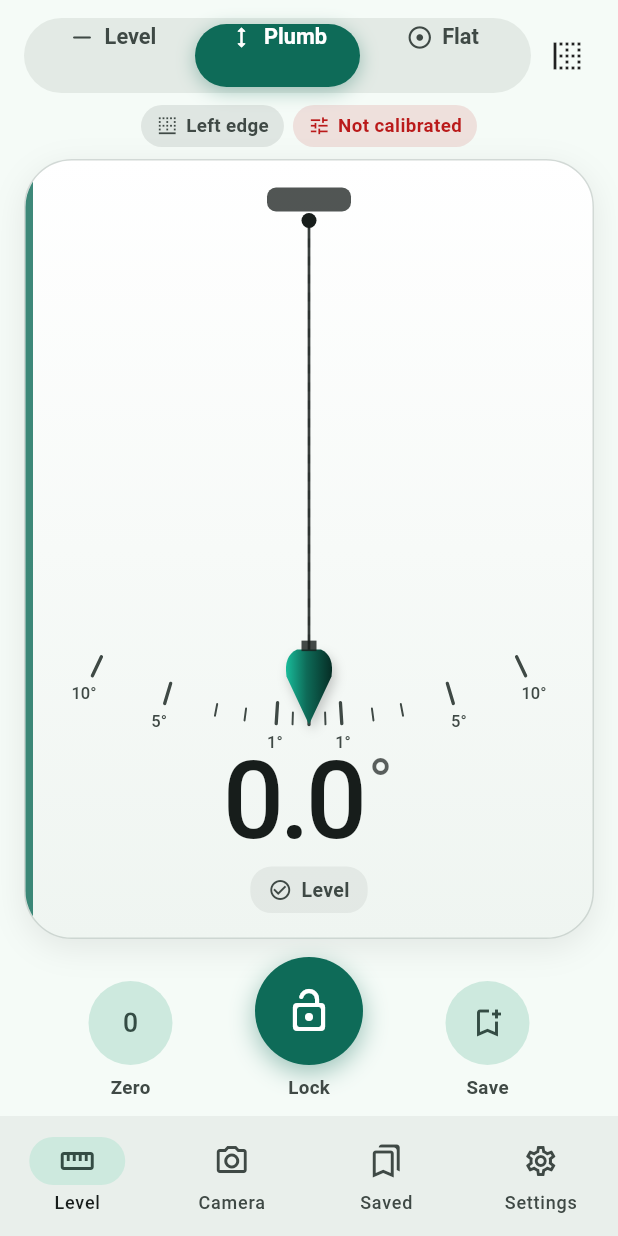
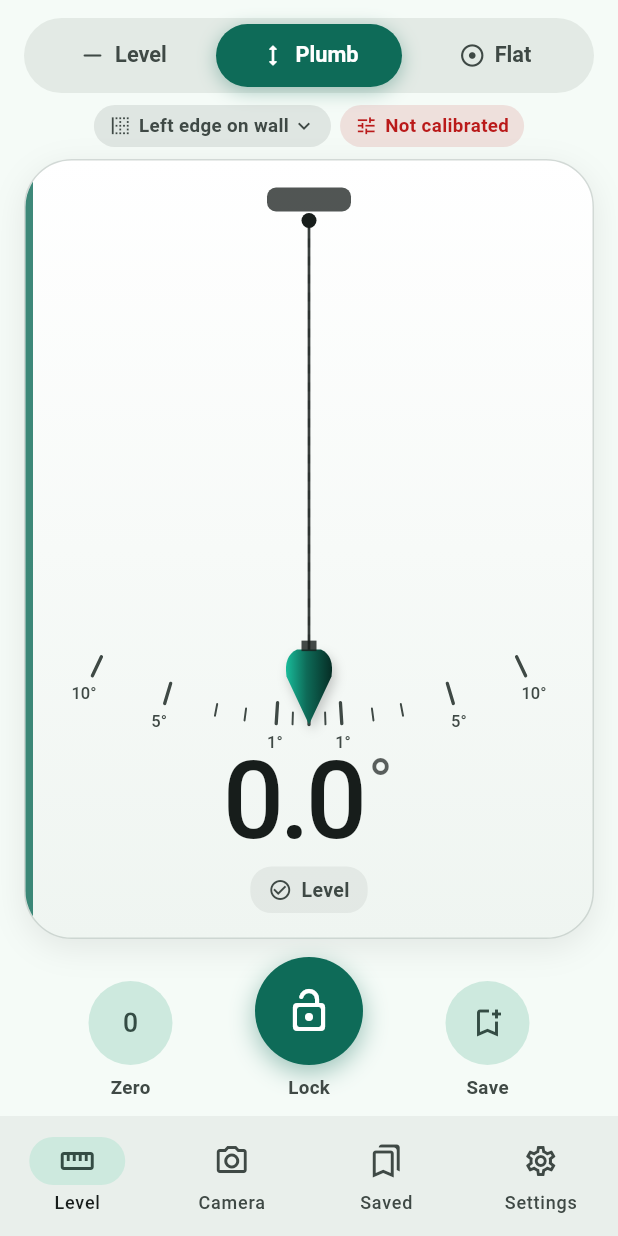
Before and after one commit to razvannicu15/Nivela, a Flutter app: the screen it shows after launch, after a tap on "Plumb", on a phone screen of 412 x 824 dp. Run offline on Flutter 3.47's test engine with Material 3 defaults, Android fonts, the phone set to English and light mode, and no system bars; our stand-ins replace camera.

Commit message:
Much calmer readings and a cleaner level screen
- Use Android's gravity sensor (accelerometer fused with the gyroscope)
  when available: it ignores hand shake. Median filter against spikes,
  longer adaptive time constant, slower on-screen easing.
- Level screen: readout on top, round horizon dial, vial at the bottom;
  side-by-side layout when the phone is on its long edge.
- Tabs text centred; edge choice moved into a status pill.
- Softer, brighter air bubble in the vial.

Co-Authored-By: Claude Opus 5.5 <noreply@anthropic.com>
Claude-Session: https://claude.ai/code/session_01PSH8SsYx9vLsPuXhkJxfXr

```diff
--- a/lib/services/sensor.dart
+++ b/lib/services/sensor.dart
@@ -65,6 +65,19 @@ class Sensor extends ChangeNotifier {
     return s * (1 / _window.length);
   }
 
+  Vec3 _median(int n) {
+    final l = _window.toList();
+    final from = math.max(0, l.length - n);
+    final xs = <double>[], ys = <double>[], zs = <double>[];
+    for (var i = from; i < l.length; i++) {
+      xs.add(l[i].x);
+      ys.add(l[i].y);
+      zs.add(l[i].z);
+    }
+    double med(List<double> v) => (v..sort())[v.length ~/ 2];
+    return Vec3(med(xs), med(ys), med(zs));
+  }
+
   final _rawListeners = <void Function(Vec3)>[];
   void addRawListener(void Function(Vec3) f) => _rawListeners.add(f);
   void removeRawListener(void Function(Vec3) f) => _rawListeners.remove(f);
@@ -97,16 +110,18 @@ class Sensor extends ChangeNotifier {
       value = raw;
       hasData = true;
     } else {
-      // Adaptive low-pass: hand tremor and sensor noise (small differences)
-      // are filtered hard, a real move (large difference) is followed quickly.
-      // smoothing 0 → lively, 1 → very calm.
+      // 1) Median of the last samples removes spikes.
+      // 2) Adaptive low-pass: small differences (tremor, noise) get a long time
+      //    constant, a real move (large difference) a short one.
+      final m = _median(7);
       final k = store.smoothing.clamp(0.0, 1.0);
-      final slow = 0.10 - 0.088 * k; // ≈ 0.2 s … 1.6 s at 50 Hz
-      final fast = 0.40 - 0.25 * k;
-      final d = (raw - value).length;
-      final t = ((d - 0.25) / 1.0).clamp(0.0, 1.0);
-      final alpha = slow + (fast - slow) * t * t;
-      value = value + (raw - value) * alpha;
+      final slowTau = 0.30 + 1.10 * k; // s; default ≈ 0.9 s
+      final fastTau = 0.08 + 0.17 * k;
+      final d = (m - value).length;
+      final t = ((d - 0.5) / 2.0).clamp(0.0, 1.0);
+      final tau = slowTau + (fastTau - slowTau) * t * t;
+      final alpha = 1 - math.exp(-0.02 / tau);
+      value = value + (m - value) * alpha;
     }
     for (final f in List.of(_rawListeners)) {
       f(raw);
--- a/lib/ui/instrument.dart
+++ b/lib/ui/instrument.dart
@@ -10,7 +10,7 @@ import 'widgets.dart';
 /// Eases a list of values towards their targets every frame (liquid feel),
 /// independent of how often the sensor reports.
 class Smoothed extends StatefulWidget {
-  const Smoothed({super.key, required this.values, required this.builder, this.tau = 0.14});
+  const Smoothed({super.key, required this.values, required this.builder, this.tau = 0.22});
   final List<double> values;
   final double tau;
   final Widget Function(BuildContext context, List<double> values) builder;
@@ -131,7 +131,8 @@ class ModeTabs<T> extends StatelessWidget {
             ),
           ),
         ),
-        Row(children: [
+        Positioned.fill(
+          child: Row(crossAxisAlignment: CrossAxisAlignment.stretch, children: [
           for (var k = 0; k < n; k++)
             Expanded(
               child: InkWell(
@@ -153,7 +154,8 @@ class ModeTabs<T> extends StatelessWidget {
                 ),
               ),
             ),
-        ]),
+          ]),
+        ),
       ]),
     );
   }
--- a/lib/ui/level_page.dart
+++ b/lib/ui/level_page.dart
@@ -53,7 +53,7 @@ class _LevelPageState extends State<LevelPage> {
           final level = meter.isLevel(r) && Sensor.instance.hasData;
           return Column(children: [
             Padding(
-              padding: const EdgeInsets.fromLTRB(16, 12, 10, 0),
+              padding: const EdgeInsets.fromLTRB(16, 12, 16, 0),
               child: Row(children: [
                 Expanded(
                   child: ModeTabs<Mode>(
@@ -66,7 +66,6 @@ class _LevelPageState extends State<LevelPage> {
                     onChanged: _setMode,
                   ),
                 ),
-                SizedBox(width: 48, child: meter.mode == Mode.flat ? null : _EdgeMenu(meter: meter)),
               ]),
             ),
             _StatusRow(meter: meter, reading: r),
@@ -128,15 +127,15 @@ class _LevelPageState extends State<LevelPage> {
 }
 
 class _EdgeMenu extends StatelessWidget {
-  const _EdgeMenu({required this.meter});
+  const _EdgeMenu({required this.meter, required this.reading});
   final Meter meter;
+  final Reading reading;
 
   @override
   Widget build(BuildContext context) {
     if (meter.mode == Mode.plumb) {
       return PopupMenuButton<bool>(
         tooltip: tr('Muchia pe perete', 'Edge on the wall'),
-        icon: Icon(store.plumbOnLeft ? Icons.border_left : Icons.border_right),
         initialValue: store.plumbOnLeft,
         onSelected: (v) {
           store.plumbOnLeft = v;
@@ -146,11 +145,12 @@ class _EdgeMenu extends StatelessWidget {
           PopupMenuItem(value: true, child: Text(tr('Muchia stângă pe perete', 'Left edge on the wall'))),
           PopupMenuItem(value: false, child: Text(tr('Muchia dreaptă pe perete', 'Right edge on the wall'))),
         ],
+        child: Pill(store.plumbOnLeft ? tr('Muchia stângă pe perete', 'Left edge on wall') : tr('Muchia dreaptă pe perete', 'Right edge on wall'),
+            icon: store.plumbOnLeft ? Icons.border_left : Icons.border_right, trailing: Icons.expand_more),
       );
     }
     return PopupMenuButton<Edge?>(
       tooltip: tr('Muchia de referință', 'Reference edge'),
-      icon: Icon(store.autoEdge ? Icons.screen_rotation_alt : Icons.border_bottom),
       onSelected: (e) {
         store.autoEdge = e == null;
         if (e != null) store.levelEdge = e;
@@ -162,6 +162,8 @@ class _EdgeMenu extends StatelessWidget {
           CheckedPopupMenuItem(
               value: e, checked: !store.autoEdge && store.levelEdge == e, child: Text(tr('Muchia: ${e.label}', 'Edge: ${e.label}'))),
       ],
+      child: Pill(store.autoEdge ? '${reading.face.label} · ${tr('auto', 'auto')}' : reading.face.label,
+          icon: store.autoEdge ? Icons.screen_rotation_alt : Icons.border_bottom, trailing: Icons.expand_more),
     );
   }
 }
@@ -176,7 +178,7 @@ class _StatusRow extends StatelessWidget {
     final cs = Theme.of(context).colorScheme;
     final face = reading.face;
     final pills = <Widget>[
-      Pill(face.label, icon: face.isFlat ? Icons.smartphone : Icons.border_bottom),
+      if (meter.mode == Mode.flat) Pill(face.label, icon: Icons.smartphone) else _EdgeMenu(meter: meter, reading: reading),
       if (!store.profile.has(face))
         Pill(tr('Necalibrat', 'Not calibrated'), icon: Icons.tune, color: cs.error, onTap: () {
           Navigator.of(context).push(MaterialPageRoute(builder: (_) => CalibrationPage(start: face)));
@@ -225,27 +227,50 @@ class _LevelView extends StatelessWidget {
     final target = ok ? reading.angle : 0.0;
     final shown = meter.stable('level', target);
     final (dirText, dirIcon) = _direction(shown, Mode.level);
+    final accent = level ? alertColor() : cs.primary;
     return LayoutBuilder(builder: (context, box) {
-      final size = box.biggest;
-      final c = LevelPainter.center(size), rad = LevelPainter.radius(size);
-      return Stack(fit: StackFit.expand, children: [
-        Smoothed(
+      final wide = box.maxWidth > box.maxHeight * 1.1;
+      final readout = Column(mainAxisSize: MainAxisSize.min, children: [
+        Readout(shown, level: level, dash: !ok, size: wide ? 68 : 76),
+        const SizedBox(height: 10),
+        Caption(ok ? dirText : tr('Pune telefonul pe o muchie', 'Stand the phone on an edge'),
+            icon: ok ? (meter.locked ? Icons.lock : dirIcon) : Icons.smartphone),
+      ]);
+      final dial = AspectRatio(
+        aspectRatio: 1,
+        child: Smoothed(
           values: [target],
-          builder: (context, v) => CustomPaint(
-              painter: LevelPainter(angle: v[0], level: level, cs: cs, alert: alertColor(), tolerance: store.tolerance)),
+          builder: (context, v) => CustomPaint(painter: AttitudePainter(angle: v[0], level: level, cs: cs, alert: alertColor())),
         ),
-        Positioned(
-          left: 0,
-          right: 0,
-          top: c.dy - rad * 0.80,
-          child: Column(mainAxisSize: MainAxisSize.min, children: [
-            Readout(shown, level: level, dash: !ok, size: rad < 140 ? 64 : 80),
-            const SizedBox(height: 10),
-            Caption(ok ? dirText : tr('Pune telefonul pe o muchie', 'Stand the phone on an edge'),
-                icon: ok ? (meter.locked ? Icons.lock : dirIcon) : Icons.smartphone),
-          ]),
+      );
+      final vial = SizedBox(
+        height: 60,
+        width: double.infinity,
+        child: Smoothed(
+          values: [target],
+          builder: (context, v) =>
+              CustomPaint(painter: VialPainter(angle: v[0], cs: cs, liquid: accent, tolerance: store.tolerance)),
         ),
-      ]);
+      );
+      return Padding(
+        padding: const EdgeInsets.fromLTRB(20, 22, 20, 20),
+        child: Column(children: [
+          if (wide)
+            Expanded(
+              child: Row(children: [
+                Expanded(child: Center(child: readout)),
+                const SizedBox(width: 12),
+                Padding(padding: const EdgeInsets.symmetric(vertical: 4), child: dial),
+              ]),
+            )
+          else ...[
+            readout,
+            Expanded(child: Center(child: Padding(padding: const EdgeInsets.symmetric(vertical: 18, horizontal: 8), child: dial))),
+          ],
+          const SizedBox(height: 14),
+          vial,
+        ]),
+      );
     });
   }
 }
--- a/lib/ui/painters.dart
+++ b/lib/ui/painters.dart
@@ -51,7 +51,7 @@ void paintVial(Canvas canvas, Rect rect, double angle, {required ColorScheme cs,
         ..shader = LinearGradient(
           begin: Alignment.topCenter,
           end: Alignment.bottomCenter,
-          colors: [_shade(liquid, 0.22), _shade(liquid, 0.05), _shade(liquid, -0.08), _shade(liquid, 0.08)],
+          colors: [_shade(liquid, 0.30), _shade(liquid, 0.16), _shade(liquid, 0.04), _shade(liquid, 0.14)],
           stops: const [0, 0.35, 0.8, 1],
         ).createShader(tubeRect));
 
@@ -75,21 +75,26 @@ void paintVial(Canvas canvas, Rect rect, double angle, {required ColorScheme cs,
 
   // Bubble: goes to the high end.
   final bx = cx - bubbleOffset(angle, scale: vialScale) * travel;
-  final br = Rect.fromCenter(center: Offset(bx, tubeRect.center.dy - tubeRect.height * 0.06), width: bubbleW, height: bubbleH);
+  final br = Rect.fromCenter(center: Offset(bx, tubeRect.center.dy), width: bubbleW, height: bubbleH);
   final bubble = RRect.fromRectAndRadius(br, Radius.circular(bubbleH / 2));
   canvas.drawRRect(
       bubble,
       Paint()
         ..shader = RadialGradient(
-          center: const Alignment(0, -0.2),
-          radius: 0.9,
-          colors: [Colors.white.withValues(alpha: 0.95), Color.lerp(Colors.white, liquid, 0.25)!.withValues(alpha: 0.9), _shade(liquid, -0.12)],
-          stops: const [0, 0.7, 1],
+          center: const Alignment(0, -0.1),
+          radius: 0.75,
+          colors: [
+            Colors.white.withValues(alpha: 0.92),
+            Color.lerp(Colors.white, liquid, 0.18)!.withValues(alpha: 0.85),
+            Color.lerp(Colors.white, liquid, 0.45)!.withValues(alpha: 0.7),
+          ],
+          stops: const [0, 0.6, 1],
         ).createShader(br));
-  canvas.drawRRect(bubble, Paint()..style = PaintingStyle.stroke..strokeWidth = 1.4..color = _shade(liquid, -0.25).withValues(alpha: 0.7));
-  canvas.drawOval(
-      Rect.fromLTWH(br.left + br.width * 0.18, br.top + br.height * 0.16, br.width * 0.42, br.height * 0.28),
-      Paint()..color = Colors.white.withValues(alpha: 0.9));
+  canvas.drawRRect(bubble, Paint()..style = PaintingStyle.stroke..strokeWidth = 1..color = _shade(liquid, -0.2).withValues(alpha: 0.35));
+  canvas.drawRRect(
+      RRect.fromRectAndRadius(Rect.fromLTWH(br.left + br.width * 0.2, br.top + br.height * 0.14, br.width * 0.6, br.height * 0.22),
+          Radius.circular(br.height * 0.11)),
+      Paint()..color = Colors.white.withValues(alpha: 0.95));
 
   // Glass shine and inner shadow.
   canvas.drawRect(
@@ -104,91 +109,136 @@ void paintVial(Canvas canvas, Rect rect, double angle, {required ColorScheme cs,
   canvas.drawRRect(tube, Paint()..style = PaintingStyle.stroke..strokeWidth = 1.5..color = Colors.black.withValues(alpha: 0.28));
 }
 
-/// Level mode: true horizon, roll scale with pointer, and the vial.
-class LevelPainter extends CustomPainter {
-  LevelPainter({required this.angle, required this.level, required this.cs, required this.alert, required this.tolerance});
-  final double angle; // degrees, + = right end lower
+/// Spirit vial filling its box.
+class VialPainter extends CustomPainter {
+  VialPainter({required this.angle, required this.cs, required this.liquid, required this.tolerance});
+  final double angle, tolerance;
+  final ColorScheme cs;
+  final Color liquid;
+  @override
+  void paint(Canvas canvas, Size size) =>
+      paintVial(canvas, Offset.zero & size, angle, cs: cs, liquid: liquid, tolerance: tolerance);
+  @override
+  bool shouldRepaint(VialPainter o) => o.angle != angle || o.liquid != liquid || o.cs != cs || o.tolerance != tolerance;
+}
+
+/// Round horizon window (like an attitude indicator): ground and sky split by
+/// the true horizon, fixed device marks, roll ticks on the bezel.
+class AttitudePainter extends CustomPainter {
+  AttitudePainter({required this.angle, required this.level, required this.cs, required this.alert});
+  final double angle;
   final bool level;
   final ColorScheme cs;
   final Color alert;
-  final double tolerance;
-
-  static Offset center(Size s) => Offset(s.width / 2, s.height * 0.62);
-  static double radius(Size s) => math.min(s.width * 0.44, s.height * 0.46);
 
   @override
   void paint(Canvas canvas, Size size) {
-    final c = center(size);
-    final r = radius(size);
-    final big = size.longestSide * 2;
+    final dark = cs.brightness == Brightness.dark;
     final accent = level ? alert : cs.primary;
+    final c = size.center(Offset.zero);
+    final outer = math.min(size.width, size.height) / 2 - 6;
+    final ring = outer * 0.13;
+    final r = outer - ring;
 
-    // Ground below the true horizon, fading downwards.
+    // Bezel with shadow.
+    canvas.drawCircle(c + const Offset(0, 5), outer,
+        Paint()..color = Colors.black.withValues(alpha: dark ? 0.5 : 0.16)..maskFilter = const MaskFilter.blur(BlurStyle.normal, 10));
+    canvas.drawCircle(
+        c,
+        outer,
+        Paint()
+          ..shader = SweepGradient(colors: dark
+                  ? const [Color(0xFF4A5157), Color(0xFF2B3035), Color(0xFF50575D), Color(0xFF2B3035), Color(0xFF4A5157)]
+                  : const [Color(0xFFFBFCFC), Color(0xFFD2D7DC), Color(0xFFF4F6F7), Color(0xFFD2D7DC), Color(0xFFFBFCFC)])
+              .createShader(Rect.fromCircle(center: c, radius: outer)));
+    canvas.drawCircle(c, outer, Paint()..style = PaintingStyle.stroke..strokeWidth = 1..color = Colors.black.withValues(alpha: 0.15));
+
+    // Roll ticks on the bezel, ±60°.
+    final tk = Paint()..color = (dark ? Colors.white : Colors.black).withValues(alpha: 0.55)..strokeCap = StrokeCap.round;
+    for (var d = -60; d <= 60; d += 5) {
+      final a = d * _rad;
+      final dir = Offset(math.sin(a), -math.cos(a));
+      final major = d % 30 == 0, mid = d % 10 == 0;
+      tk.strokeWidth = major ? 2.4 : 1.4;
+      final len = ring * (major ? 0.62 : (mid ? 0.45 : 0.3));
+      canvas.drawLine(c + dir * (r + ring * 0.12), c + dir * (r + ring * 0.12 + len), tk);
+    }
+
+    // Window: sky and ground.
+    final win = Rect.fromCircle(center: c, radius: r);
     canvas.save();
-    canvas.translate(c.dx, c.dy);
-    canvas.rotate(-angle * _rad);
-    final ground = Rect.fromLTRB(-big, 0, big, size.height);
+    canvas.clipPath(Path()..addOval(win));
     canvas.drawRect(
-        Rect.fromLTRB(-big, 0, big, big),
+        win,
         Paint()
           ..shader = LinearGradient(
             begin: Alignment.topCenter,
             end: Alignment.bottomCenter,
-            colors: [accent.withValues(alpha: level ? 0.26 : 0.16), accent.withValues(alpha: level ? 0.10 : 0.04)],
+            colors: dark ? [cs.surfaceContainerHighest, cs.surfaceContainer] : [Colors.white, cs.surfaceContainerLow],
+          ).createShader(win));
+    canvas.translate(c.dx, c.dy);
+    canvas.rotate(-angle * _rad);
+    final ground = Rect.fromLTRB(-r * 1.5, 0, r * 1.5, r * 1.5);
+    canvas.drawRect(
+        ground,
+        Paint()
+          ..shader = LinearGradient(
+            begin: Alignment.topCenter,
+            end: Alignment.bottomCenter,
+            colors: [_shade(accent, 0.12), _shade(accent, -0.06)],
           ).createShader(ground));
-    canvas.drawLine(Offset(-big, 0), Offset(big, 0), Paint()..color = accent..strokeWidth = level ? 3 : 2.2);
+    // Pitch-style guide lines in the ground and sky.
+    final gl = Paint()..color = Colors.white.withValues(alpha: 0.35)..strokeWidth = 1.2;
+    for (final y in [r * 0.33, r * 0.66]) {
+      canvas.drawLine(Offset(-r * 0.25, y), Offset(r * 0.25, y), gl);
+      canvas.drawLine(Offset(-r * 0.25, -y), Offset(r * 0.25, -y), Paint()..color = accent.withValues(alpha: 0.25)..strokeWidth = 1.2);
+    }
+    canvas.drawLine(Offset(-r * 1.5, 0), Offset(r * 1.5, 0), Paint()..color = Colors.white..strokeWidth = 2.5);
+    // Pointer at the top of the window, moves with the horizon.
+    canvas.drawPath(
+        Path()
+          ..moveTo(0, -r + 4)
+          ..lineTo(-9, -r + 20)
+          ..lineTo(9, -r + 20)
+          ..close(),
+        Paint()..color = accent);
     canvas.restore();
 
-    // Fixed roll scale (device), ±45°.
-    final tick = Paint()..color = cs.onSurfaceVariant.withValues(alpha: 0.75)..strokeCap = StrokeCap.round;
-    for (var d = -45; d <= 45; d++) {
-      final major = d % 10 == 0, mid = d % 5 == 0;
-      if (!major && !mid && d.abs() > 5) continue;
-      final a = d * _rad;
-      final dir = Offset(math.sin(a), -math.cos(a));
-      final len = major ? 16.0 : (mid ? 10.0 : 6.0);
-      tick.strokeWidth = major ? 2.2 : 1.4;
-      canvas.drawLine(c + dir * r, c + dir * (r + len), tick);
-      if (major && d != 0) {
-        final tp = _label('${d.abs()}°', cs.onSurfaceVariant, 12);
-        tp.paint(canvas, c + dir * (r + 28) - Offset(tp.width / 2, tp.height / 2));
-      }
-    }
-    // Index at 0°.
-    final top = c + Offset(0, -r - 20);
+    // Inner shadow and glass shine.
+    canvas.drawCircle(c, r, Paint()..style = PaintingStyle.stroke..strokeWidth = 6..color = Colors.black.withValues(alpha: 0.12)..maskFilter = const MaskFilter.blur(BlurStyle.normal, 4));
+    canvas.save();
+    canvas.clipPath(Path()..addOval(win));
+    canvas.drawOval(
+        Rect.fromLTWH(c.dx - r * 0.8, c.dy - r * 1.05, r * 1.6, r * 1.0),
+        Paint()
+          ..shader = LinearGradient(
+            begin: Alignment.topCenter,
+            end: Alignment.bottomCenter,
+            colors: [Colors.white.withValues(alpha: dark ? 0.12 : 0.4), Colors.white.withValues(alpha: 0)],
+          ).createShader(win));
+    canvas.restore();
+    canvas.drawCircle(c, r, Paint()..style = PaintingStyle.stroke..strokeWidth = 1.2..color = Colors.black.withValues(alpha: 0.25));
+
+    // Fixed device marks: index at the top and the "wings".
+    final ink = dark ? Colors.white : const Color(0xFF1B1F23);
+    final top = c + Offset(0, -r - ring * 0.1);
     canvas.drawPath(
         Path()
-          ..moveTo(top.dx, top.dy + 4)
-          ..lineTo(top.dx - 7, top.dy - 8)
-          ..lineTo(top.dx + 7, top.dy - 8)
+          ..moveTo(top.dx, top.dy + 2)
+          ..lineTo(top.dx - 8, top.dy - ring * 0.62)
+          ..lineTo(top.dx + 8, top.dy - ring * 0.62)
           ..close(),
-        Paint()..color = cs.onSurface);
-
-    // Pointer: true "up", moves with gravity.
-    final up = Offset(-math.sin(angle * _rad), -math.cos(angle * _rad));
-    final perp = Offset(-up.dy, up.dx);
-    final tip = c + up * (r - 2);
-    canvas.drawPath(
-        Path()
-          ..moveTo(tip.dx, tip.dy)
-          ..lineTo((tip - up * 18 + perp * 9).dx, (tip - up * 18 + perp * 9).dy)
-          ..lineTo((tip - up * 18 - perp * 9).dx, (tip - up * 18 - perp * 9).dy)
-          ..close(),
-        Paint()..color = accent);
-
-    // Device reference marks at the sides.
-    final ref = Paint()..color = cs.onSurface.withValues(alpha: 0.6)..strokeWidth = 2.5..strokeCap = StrokeCap.round;
-    canvas.drawLine(Offset(14, c.dy), Offset(40, c.dy), ref);
-    canvas.drawLine(Offset(size.width - 40, c.dy), Offset(size.width - 14, c.dy), ref);
-
-    final vw = math.min(size.width - 40, 460.0);
-    paintVial(canvas, Rect.fromCenter(center: Offset(size.width / 2, size.height - 52), width: vw, height: 62), angle,
-        cs: cs, liquid: accent, tolerance: tolerance);
+        Paint()..color = ink);
+    final wing = Paint()..color = ink..strokeWidth = 5..strokeCap = StrokeCap.round;
+    canvas.drawLine(c + Offset(-r * 0.72, 0), c + Offset(-r * 0.28, 0), wing);
+    canvas.drawLine(c + Offset(r * 0.28, 0), c + Offset(r * 0.72, 0), wing);
+    canvas.drawLine(c + Offset(-r * 0.28, 0), c + Offset(-r * 0.28, r * 0.09), wing);
+    canvas.drawLine(c + Offset(r * 0.28, 0), c + Offset(r * 0.28, r * 0.09), wing);
+    canvas.drawCircle(c, 5, Paint()..color = ink);
   }
 
   @override
-  bool shouldRepaint(LevelPainter o) =>
-      o.angle != angle || o.level != level || o.cs != cs || o.alert != alert || o.tolerance != tolerance;
+  bool shouldRepaint(AttitudePainter o) => o.angle != angle || o.level != level || o.cs != cs || o.alert != alert;
 }
 
 /// Plumb mode: plumb line from the top, against the phone's own vertical.
--- a/lib/ui/widgets.dart
+++ b/lib/ui/widgets.dart
@@ -63,12 +63,13 @@ class SectionTitle extends StatelessWidget {
 
 /// Small rounded status label.
 class Pill extends StatelessWidget {
-  const Pill(this.text, {super.key, this.icon, this.color, this.onTap, this.filled = false});
+  const Pill(this.text, {super.key, this.icon, this.color, this.onTap, this.filled = false, this.trailing});
   final String text;
   final IconData? icon;
   final Color? color;
   final VoidCallback? onTap;
   final bool filled;
+  final IconData? trailing;
 
   @override
   Widget build(BuildContext context) {
@@ -87,6 +88,7 @@ class Pill extends StatelessWidget {
           child: Row(mainAxisSize: MainAxisSize.min, children: [
             if (icon != null) ...[Icon(icon, size: 15, color: fg), const SizedBox(width: 5)],
             Text(text, style: TextStyle(color: fg, fontSize: 12.5, fontWeight: FontWeight.w600)),
+            if (trailing != null) ...[const SizedBox(width: 2), Icon(trailing, size: 16, color: fg)],
           ]),
         ),
       ),
```
Also changed, not shown: 1 other file.
